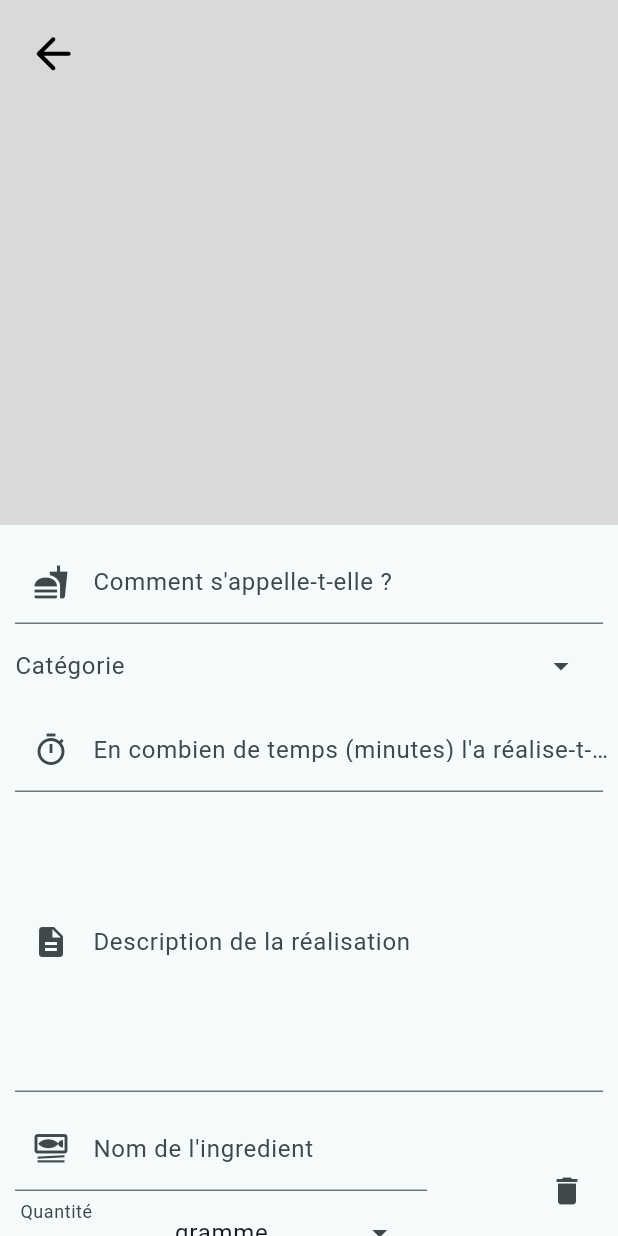
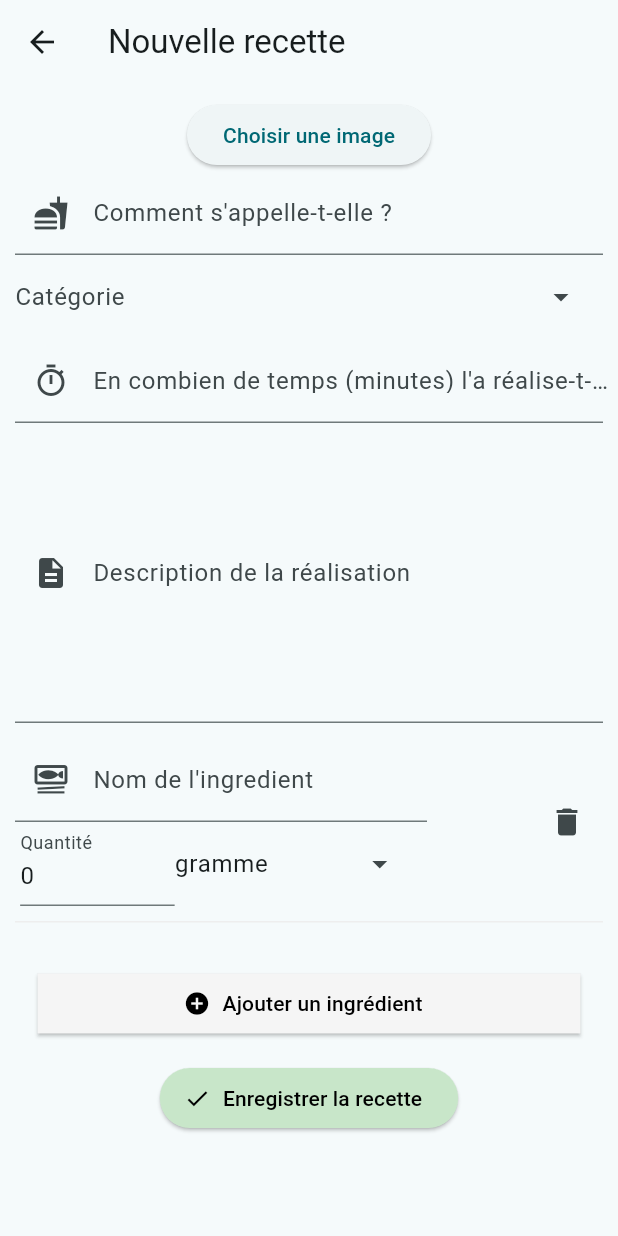
Before and after one commit to EstebanzG/recipes, a Flutter app: the FormPage screen opened directly, on a phone screen of 412 x 824 dp. Run offline on Flutter 3.47's test engine with Material 3 defaults, Android fonts, the phone set to English and light mode, and no system bars; our stand-ins replace drift, flutter_bloc, image_picker, share_plus, sqlite3_flutter_libs, toastification; missing offline and left inert: sqlite3; accounts and stored records are empty; generated files the repository leaves out were written again.

Commit message:
[ADD] Image management

```diff
--- a/lib/data/dto/recipe_detail_dto.dart
+++ b/lib/data/dto/recipe_detail_dto.dart
@@ -18,13 +18,14 @@ class RecipeDetailDto {
 
   late String description;
 
+  late String? imageUrl;
+
   late int duration;
 
   late List<IngredientDetailDto> ingredients;
 
-
   RecipeDetailDto(this.idRecipe, this.favorite, this.title, this.category,
-      this.description, this.duration, this.ingredients);
+      this.description, this.imageUrl, this.duration, this.ingredients);
 
   @override
   String toString() {
--- a/lib/data/models/recipe.dart
+++ b/lib/data/models/recipe.dart
@@ -7,6 +7,8 @@ class Recipe extends Table {
 
   TextColumn get category => text().named('Category')();
 
+  TextColumn get imageUrl => text().named('ImageUrl')();
+
   BoolColumn get favorite => boolean().named('Favorite')();
 
   TextColumn get description => text().named('Description')();
--- a/lib/src/services/recipe_service.dart
+++ b/lib/src/services/recipe_service.dart
@@ -49,6 +49,7 @@ class RecipeService {
         recipe.title,
         recipe.category,
         recipe.description,
+        recipe.imageUrl,
         recipe.duration,
         ingredients
             .map((ingredient) => IngredientDetailDto(ingredient.idIngredient,
--- a/lib/ui/pages/form.page.dart
+++ b/lib/ui/pages/form.page.dart
@@ -1,5 +1,8 @@
+import 'dart:io';
+
 import 'package:flutter/material.dart';
 import 'package:flutter/services.dart';
+import 'package:image_picker/image_picker.dart';
 import 'package:toastification/toastification.dart';
 import '../../data/dto/ingredient_detail_dto.dart';
 import '../../data/dto/recipe_detail_dto.dart';
@@ -23,6 +26,7 @@ class FormPage extends StatefulWidget {
 
 class _FormPageState extends State<FormPage> {
   final _formKey = GlobalKey<FormState>();
+  File? _imageFile;
   final RecipeService recipeService = RecipeService();
   final TextEditingController titleInputController = TextEditingController();
   final TextEditingController categoryInputController = TextEditingController();
@@ -45,6 +49,9 @@ class _FormPageState extends State<FormPage> {
       titleInputController.text = widget.recipe!.title;
       categoryInputController.text = widget.recipe!.category;
       durationInputController.text = widget.recipe!.duration.toString();
+      if (widget.recipe?.imageUrl != "") {
+        _imageFile = File(widget.recipe!.imageUrl ?? "");
+      }
       descriptionInputController.text = widget.recipe!.description;
       if (widget.recipe!.ingredients.isNotEmpty) {
         ingredients = List.from(widget.recipe!.ingredients);
@@ -88,6 +95,7 @@ class _FormPageState extends State<FormPage> {
       titleInputController.text,
       categoryInputController.text,
       descriptionInputController.text,
+      _imageFile?.path,
       int.tryParse(durationInputController.text) ?? 0,
       List.from(ingredients),
     );
@@ -111,6 +119,17 @@ class _FormPageState extends State<FormPage> {
     Navigator.pop(context);
   }
 
+  Future<void> _pickImage() async {
+    final pickedFile =
+        await ImagePicker().pickImage(source: ImageSource.gallery);
+
+    if (pickedFile != null) {
+      setState(() {
+        _imageFile = File(pickedFile.path);
+      });
+    }
+  }
+
   @override
   Widget build(BuildContext context) {
     return Scaffold(
@@ -132,28 +151,7 @@ class _FormPageState extends State<FormPage> {
   }
 
   Widget buildHeader(BuildContext context) {
-    return Stack(
-      children: [
-        Container(
-          height: 350,
-          color: const Color.fromRGBO(217, 217, 217, 100),
-        ),
-        Padding(
-          padding: const EdgeInsets.all(10),
-          child: IconButton(
-            onPressed: () {
-              Navigator.pop(context);
-            },
-            icon: const Icon(
-              Icons.arrow_back_rounded,
-              color: Colors.black,
-              size: 35.0,
-              semanticLabel: 'Retour',
-            ),
-          ),
-        ),
-      ],
-    );
+    return AppBar(title: const Text("Nouvelle recette"));
   }
 
   Widget buildFormFields(BuildContext context) {
@@ -161,6 +159,7 @@ class _FormPageState extends State<FormPage> {
       padding: const EdgeInsets.all(10),
       child: Column(
         children: [
+          _buildImagePicker(),
           TextFormField(
             controller: titleInputController,
             decoration: const InputDecoration(
@@ -216,6 +215,9 @@ class _FormPageState extends State<FormPage> {
           const SizedBox(
             height: 15,
           ),
+          const SizedBox(
+            height: 15,
+          ),
           ElevatedButton.icon(
             onPressed: duplicateIngredient,
             icon: const Icon(Icons.add_circle_outlined),
@@ -253,21 +255,37 @@ class _FormPageState extends State<FormPage> {
     );
   }
 
+  Widget _buildImagePicker() {
+    return Column(
+      children: [
+        if (_imageFile != null)
+          Image.file(
+            _imageFile!,
+            height: 100,
+            width: 100,
+            fit: BoxFit.cover,
+          ),
+        ElevatedButton(
+          onPressed: _pickImage,
+          child: const Text('Choisir une image'),
+        ),
+      ],
+    );
+  }
+
   void buildToastMissingIngredientWidget(BuildContext context) {
     toastification.show(
       context: context,
       title: RichText(
         text: const TextSpan(
             text: "Information manquante",
-            style: TextStyle(
-                fontWeight: FontWeight.bold, color: Colors.black)),
+            style: TextStyle(fontWeight: FontWeight.bold, color: Colors.black)),
       ),
       description: RichText(
         text: TextSpan(
             text: "Au moins un ingrédient est nécessaire",
             style: TextStyle(
-                fontWeight: FontWeight.w600,
-                color: Colors.grey.shade700)),
+                fontWeight: FontWeight.w600, color: Colors.grey.shade700)),
       ),
       autoCloseDuration: const Duration(seconds: 3),
       type: ToastificationType.error,
--- a/pubspec.yaml
+++ b/pubspec.yaml
@@ -34,7 +34,7 @@ dependencies:
   sqlite3_flutter_libs: ^0.5.0
   path_provider: ^2.0.0
   path: ^1.8.3
-  image_picker: ^1.0.7
+  image_picker: ^0.8.4
   toastification: ^1.2.0
 
 
```
Also changed, not shown: lib/src/repositories/recipe_repository.dart (+6 -1 lines), lib/ui/pages/detail.page.dart (+11 -4 lines), lib/ui/widget/recipe_card.widget.dart (+8 -3 lines), lib/data/database/database.g.dart, pubspec.lock.
